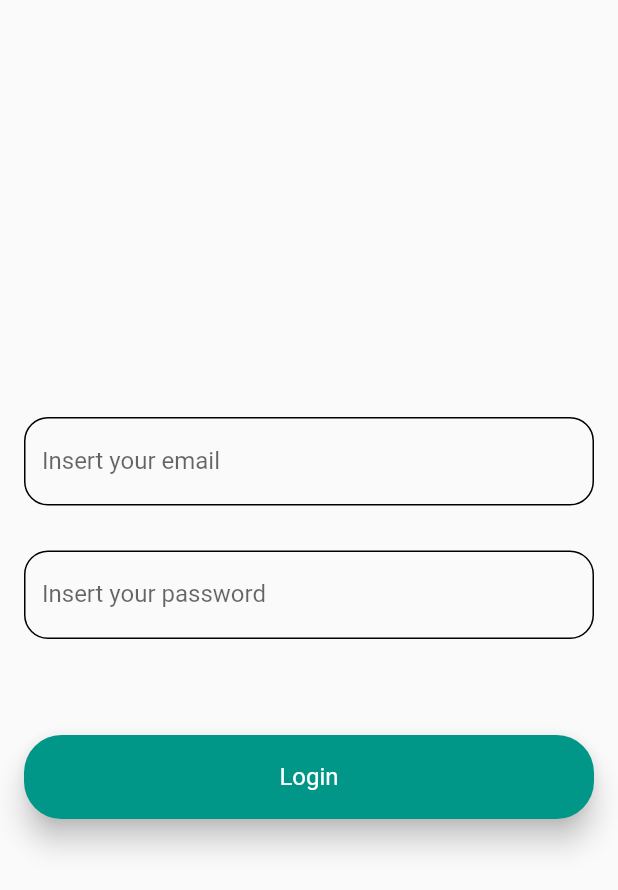
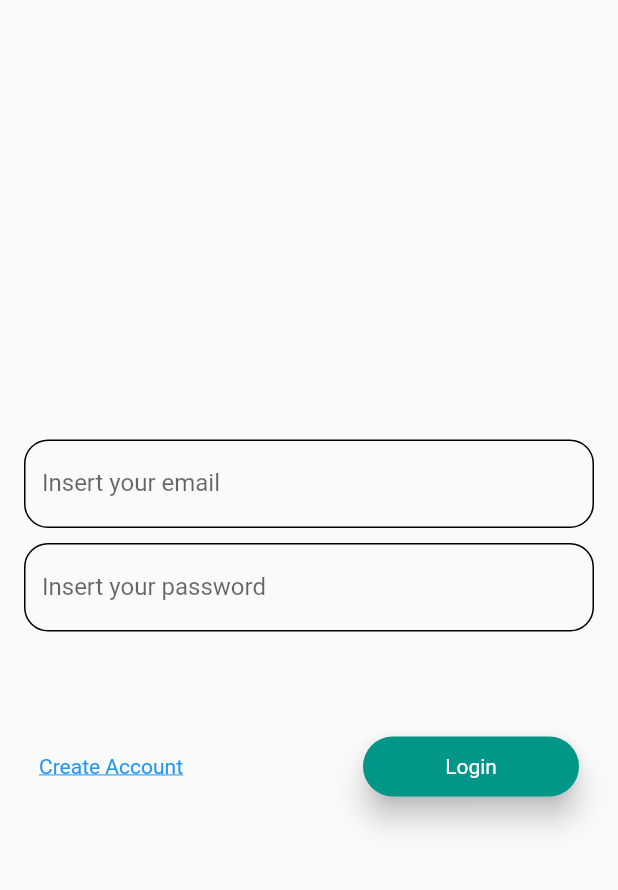
Before and after one commit to marcocouzin/hw_mobiledevelopment_moneycontrol, a Flutter app: the screen it shows after launch, on a phone screen of 412 x 824 dp. Shown: the top 890 px of the screen. Run offline on Flutter 3.47's test engine with Material 2 defaults, Android fonts, the phone set to English and light mode, and no system bars; our stand-ins replace firebase_auth, firebase_core, flutter_bloc; accounts and stored records are empty.

Commit message:
Authentication and crate user process.

```diff
--- a/lib/authentication/bloc/auth_cubit_state.dart
+++ b/lib/authentication/bloc/auth_cubit_state.dart
@@ -4,14 +4,22 @@ class AuthCubitState {
   final AuthError userState;
   final String? inputtedEmail;
   final String? inputtedPassword;
+  final String? inputtedConfirmPassword;
 
   const AuthCubitState(
-      {required this.userState, this.inputtedEmail, this.inputtedPassword});
+      {required this.userState,
+      this.inputtedEmail,
+      this.inputtedPassword,
+      this.inputtedConfirmPassword});
 
   AuthCubitState copyWith(
-          {AuthError? userState, String? email, String? password}) =>
+          {AuthError? userState,
+          String? email,
+          String? password,
+          String? confirmPassword}) =>
       AuthCubitState(
           userState: userState ?? this.userState,
           inputtedEmail: email ?? inputtedEmail,
-          inputtedPassword: password ?? inputtedPassword);
+          inputtedPassword: password ?? inputtedPassword,
+          inputtedConfirmPassword: confirmPassword ?? inputtedConfirmPassword);
 }
--- a/lib/authentication/domain/use_cases/authenticate_user.dart
+++ b/lib/authentication/domain/use_cases/authenticate_user.dart
@@ -2,5 +2,5 @@ import '../entities/auth_error.dart';
 
 abstract class AuthenticateUser {
   Future<AuthError> authenticateUser(String userName, String password);
-  // Future<AuthError> createUser(String userName, String password);
+  Future<AuthError> createUser(String userName, String password);
 }
--- a/lib/authentication/ui/auth_container.dart
+++ b/lib/authentication/ui/authentication/auth_container.dart
@@ -2,7 +2,8 @@ import 'package:flutter/material.dart';
 import 'package:flutter_bloc/flutter_bloc.dart';
 import 'package:hw_mobiledevelopment_moneycontrol/authentication/bloc/auth_cubit.dart';
 import 'package:hw_mobiledevelopment_moneycontrol/authentication/bloc/auth_cubit_state.dart';
-import 'package:hw_mobiledevelopment_moneycontrol/authentication/ui/auth_screen.dart';
+
+import 'auth_screen.dart';
 
 class AuthContainer extends BlocBuilder<AuthCubit, AuthCubitState> {
   AuthContainer({super.key})
--- a/lib/authentication/ui/auth_screen.dart
+++ b/lib/authentication/ui/authentication/auth_screen.dart
@@ -1,7 +1,8 @@
 import 'package:flutter/material.dart';
 
-import '../../widgets/rounded_button.dart';
-import '../../widgets/rounded_text_field.dart';
+import '../../../widgets/rounded_button.dart';
+import '../../../widgets/rounded_text_field.dart';
+import '../account/create_account_screen.dart';
 
 class AuthScreen extends StatelessWidget {
   static const String id = '/auth_screen';
@@ -18,8 +19,8 @@ class AuthScreen extends StatelessWidget {
     required this.onEmailChanged,
     required this.inputtedEmail,
     required this.inputtedPassword,
+    required this.onPasswordChanged,
     required this.onAuthenticatePressed,
-    required this.onPasswordChanged,
   });
 
   @override
@@ -46,15 +47,45 @@ class AuthScreen extends StatelessWidget {
                       textInputType: TextInputType.emailAddress,
                       onTextChange: (text) => {onEmailChanged(text)},
                     ),
-                    const SizedBox(height: 30),
+                    const SizedBox(height: 10),
                     RoundedTextField(
                       label: 'Insert your password',
                       obscureText: true,
                       onTextChange: (text) => {onPasswordChanged(text)},
                     ),
-                    const SizedBox(height: 64),
-                    RoundedButton(
-                        text: 'Login', onPressed: onAuthenticatePressed),
+                    const SizedBox(height: 70),
+                    Container(
+                      padding: const EdgeInsets.symmetric(horizontal: 10),
+                      height: 40,
+                      child: Row(
+                        mainAxisAlignment: MainAxisAlignment.spaceBetween,
+                        children: [
+                          InkWell(
+                              onTap: () {
+                                Navigator.pushNamed(
+                                    context, CreateAccountScreen.id);
+                              },
+                              child: Container(
+                                alignment: AlignmentDirectional.center,
+                                child: const Text(
+                                  'Create Account',
+                                  style: TextStyle(
+                                      decoration: TextDecoration.underline,
+                                      color: Colors.blue),
+                                ),
+                              )),
+                          // const SizedBox(width: 150),
+                          Container(
+                            width: 120,
+                          ),
+                          Expanded(
+                            child: RoundedButton(
+                                text: 'Login',
+                                onPressed: onAuthenticatePressed),
+                          ),
+                        ],
+                      ),
+                    ),
                   ],
                 ),
               ),
@@ -64,32 +95,4 @@ class AuthScreen extends StatelessWidget {
       ),
     );
   }
-//
-// void authenticateUser(BuildContext context) {
-//   final firebaseAuth = FirebaseAuth.instance;
-//
-//   firebaseAuth
-//       .signInWithEmailAndPassword(
-//       email: inputtedEmail, password: inputtedPassword)
-//       .then((userCredentials) {
-//     Navigator.pushReplacementNamed(context, MainMenuScreen.id);
-//     // Implement the exception flow
-//   }).onError((error, stackTrace) {
-//     firebaseAuth
-//         .createUserWithEmailAndPassword(
-//         email: inputtedEmail, password: inputtedPassword)
-//         .then((userCredentials) {
-//       Navigator.pushReplacementNamed(context, MainMenuScreen.id);
-//       // Implement the exception flow
-//     }).onError((FirebaseAuthException error, stackTrace) {
-//       ScaffoldMessenger.of(context).showSnackBar(
-//         SnackBar(
-//           content: Text(
-//             error.message ?? 'Ops! Something went wrong',
-//           ),
-//         ),
-//       );
-//     });
-//   });
-// }
 }
--- a/lib/main.dart
+++ b/lib/main.dart
@@ -1,11 +1,12 @@
 import 'package:firebase_core/firebase_core.dart';
 import 'package:flutter/material.dart';
 import 'package:hw_mobiledevelopment_moneycontrol/authentication/bloc/auth_cubit.dart';
-import 'package:hw_mobiledevelopment_moneycontrol/authentication/ui/auth_container.dart';
+import 'package:hw_mobiledevelopment_moneycontrol/authentication/ui/authentication/auth_container.dart';
 
-import 'authentication/ui/auth_screen.dart';
+import 'authentication/ui/account/create_account_container.dart';
+import 'authentication/ui/account/create_account_screen.dart';
+import 'authentication/ui/authentication/auth_screen.dart';
 import 'firebase_options.dart';
-import 'main_menu_screen.dart';
 
 Future<void> main() async {
   WidgetsFlutterBinding.ensureInitialized();
@@ -29,7 +30,7 @@ class MyApp extends StatelessWidget {
       initialRoute: AuthScreen.id,
       routes: {
         AuthScreen.id: (context) => AuthCubitProvider(child: AuthContainer()),
-        MainMenuScreen.id: (context) => const MainMenuScreen(),
+        CreateAccountScreen.id: (context) => AuthCubitProvider(child: CreateAccountContainer()),
       },
     );
   }
--- a/lib/widgets/rounded_button.dart
+++ b/lib/widgets/rounded_button.dart
@@ -26,22 +26,21 @@ class RoundedButton extends StatelessWidget {
       child: InkWell(
         onTap: onPressed,
         borderRadius: BorderRadius.circular(25),
-        child: ListTile(
-          // onTap: onPressed, // Click function
-          leading: icon != null
-              ? Icon(
-                  icon,
-                  color: textColor,
-                )
-              : null,
-          title: Text(
+        child: Column(
+            crossAxisAlignment: CrossAxisAlignment.stretch,
+            mainAxisAlignment: MainAxisAlignment.center,
+            children: [
+              Container(
+                alignment: AlignmentDirectional.center,
+                child: Text(
                   text,
                   textAlign: icon == null ? TextAlign.center : TextAlign.start,
                   style: TextStyle(
                     color: textColor,
                   ),
                 ),
-        ),
+              )
+            ]),
       ),
     );
   }
```
Also changed, not shown: lib/authentication/bloc/auth_cubit.dart (+10 -0 lines), lib/authentication/data/use_cases/remote_authenticate_user.dart (+13 -12 lines), lib/authentication/ui/account/create_account_container.dart (added, +62 -0 lines), lib/authentication/ui/account/create_account_screen.dart (added, +90 -0 lines), lib/main_menu_screen.dart (deleted, +0 -30 lines). Lines whose indentation alone changed are shown as unchanged.
